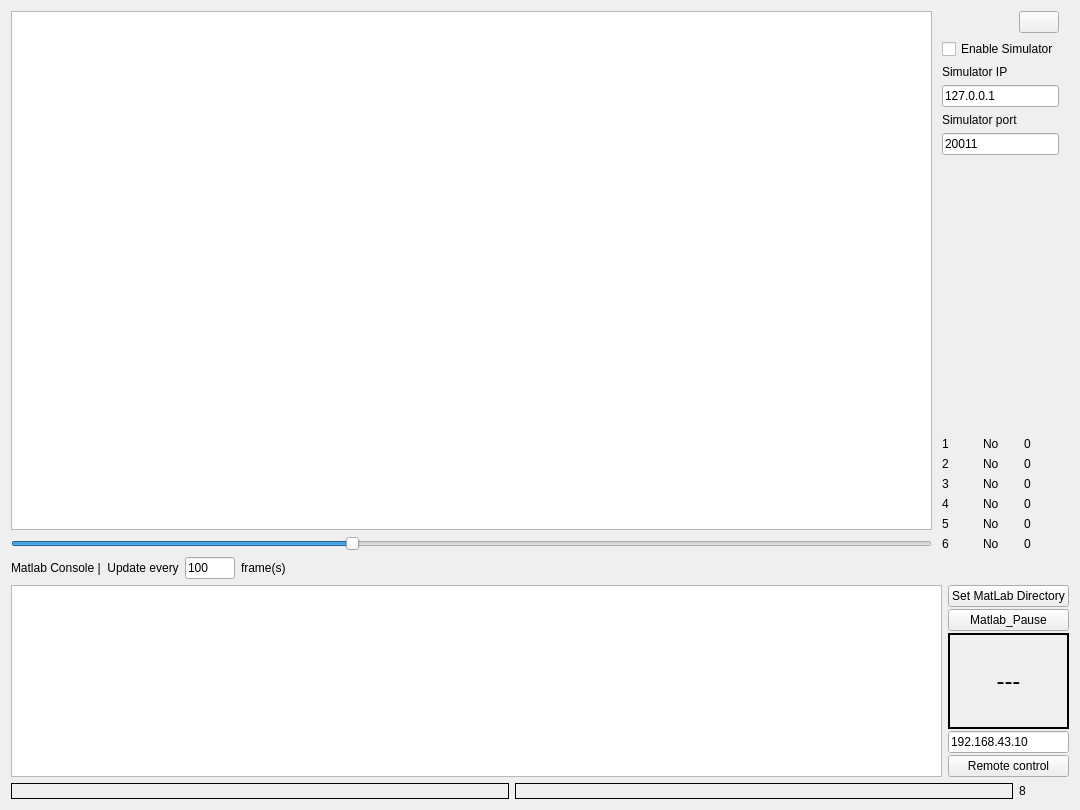
Qt form LARCmaCS/larcmacs.ui (petr-konovalov/LARCmaCS) before a commit.
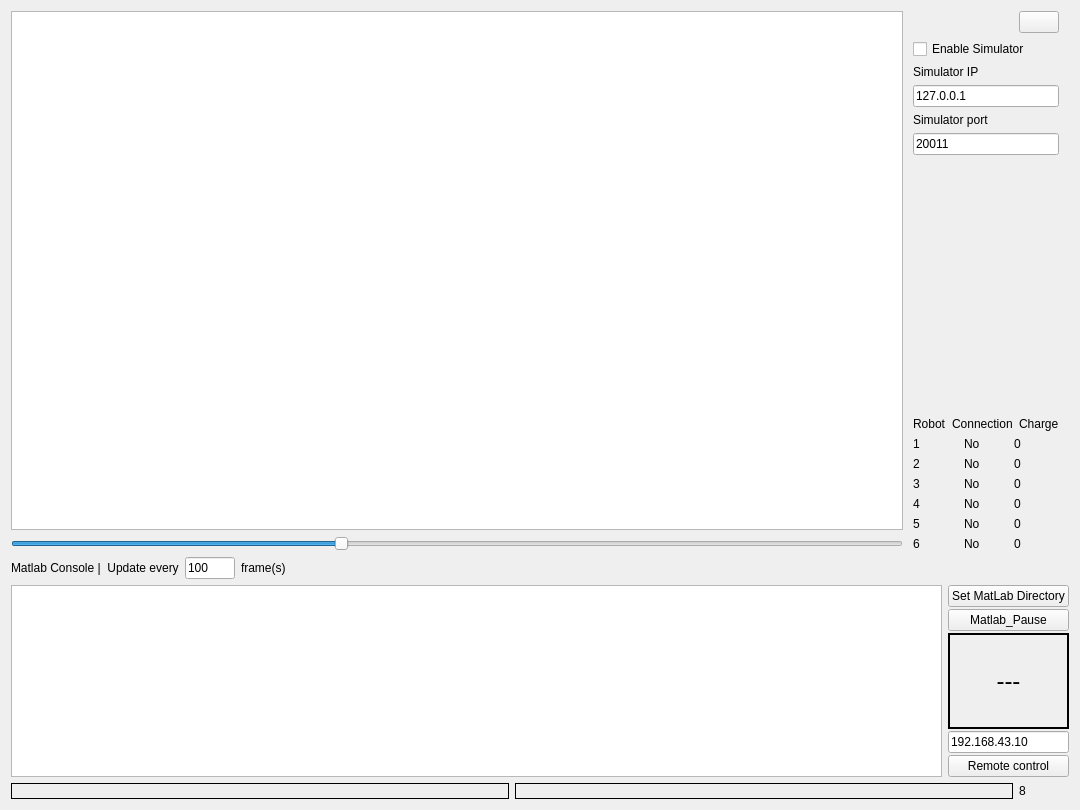
The same form after that commit. Icons and pictures are not drawn.

Commit message: Labels was renamed

```diff
--- a/LARCmaCS/larcmacs.ui
+++ b/LARCmaCS/larcmacs.ui
@@ -165,6 +165,31 @@
          <property name="sizeConstraint">
           <enum>QLayout::SetMaximumSize</enum>
          </property>
+         <item>
+          <layout class="QHBoxLayout" name="horizontalLayout_11">
+           <item>
+            <widget class="QLabel" name="label_4">
+             <property name="text">
+              <string>Robot</string>
+             </property>
+            </widget>
+           </item>
+           <item>
+            <widget class="QLabel" name="label_6">
+             <property name="text">
+              <string>Connection</string>
+             </property>
+            </widget>
+           </item>
+           <item>
+            <widget class="QLabel" name="label_5">
+             <property name="text">
+              <string>Charge</string>
+             </property>
+            </widget>
+           </item>
+          </layout>
+         </item>
          <item>
           <layout class="QHBoxLayout" name="horizontalLayout">
            <item>
```
